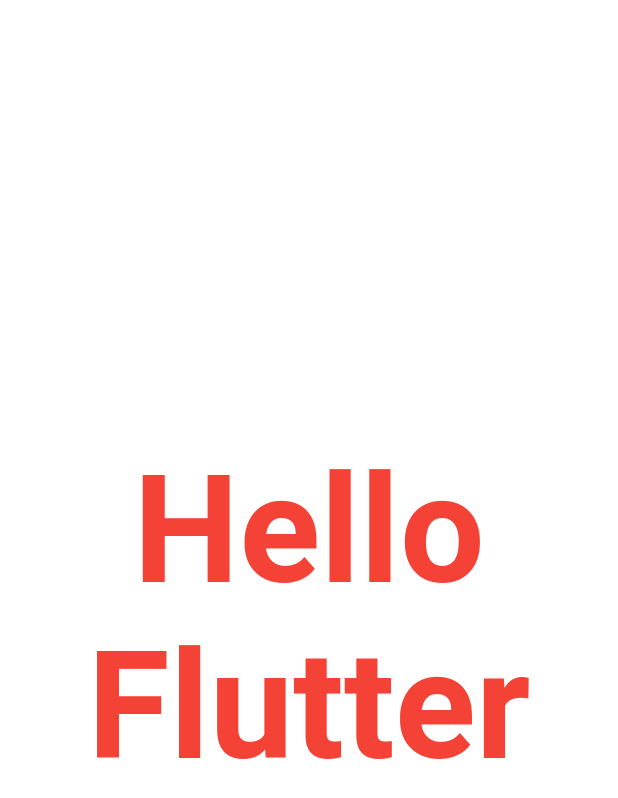
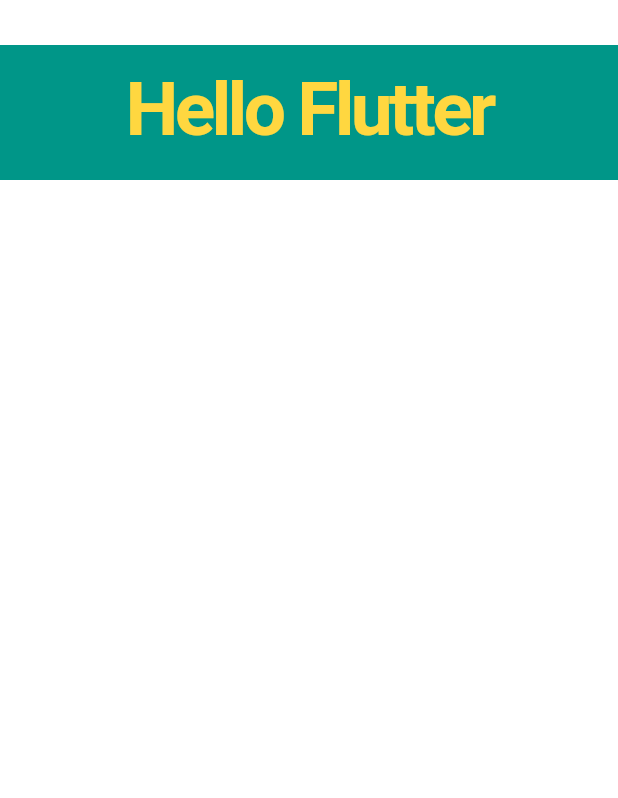
Before and after one commit to Maruru-k/flutter_pj, a Flutter app: the screen it shows after launch, on a phone screen of 412 x 824 dp. Shown: the top 798 px of the screen. Run offline on Flutter 3.47's test engine with Material 2 defaults, Android fonts, the phone set to English and light mode, and no system bars.

Commit message:
22.01.22 add: MyStatelessWidget build use: Stack Container

```diff
--- a/lib/main.dart
+++ b/lib/main.dart
@@ -1,22 +1,43 @@
-import 'dart:ui';
-
 import 'package:flutter/material.dart';
-import 'package:flutter/rendering.dart';
 
 void main() {
-  runApp(
-    Center(
-      child: Text(
+  runApp(MyStatelessWidget());
+}
+
+class MyStatelessWidget extends StatelessWidget {
+
+  final double topMargin = 30;
+
+  @override
+  Widget build(BuildContext context) {
+    return Stack(
+      alignment: Alignment.topCenter,
+      textDirection: TextDirection.ltr,
+      children: <Widget>[
+        Container(
+          margin: EdgeInsets.only(top: topMargin),
+          color: Colors.white,
+        ),
+        Container(
+          alignment: Alignment.topCenter,
+          margin: EdgeInsets.only(top: topMargin),
+          padding: EdgeInsets.only(top: 20),
+          color: Colors.teal,
+          height: 90,
+          child: const Text(
             "Hello Flutter",
             textDirection: TextDirection.ltr,
+            textAlign: TextAlign.center,
             style: TextStyle(
-          color: Colors.red,
+              color: Colors.amberAccent,
+              fontWeight: FontWeight.bold,
+              letterSpacing: -2.5,
               fontSize: 50,
-          fontWeight: FontWeight.bold,
-        ),
-        textScaleFactor: 2,
-        textAlign: TextAlign.center,
+              height: 1,
             ),
           ),
+        ),
+      ],
     );
   }
+}
```
Lines whose indentation alone changed are shown as unchanged.
